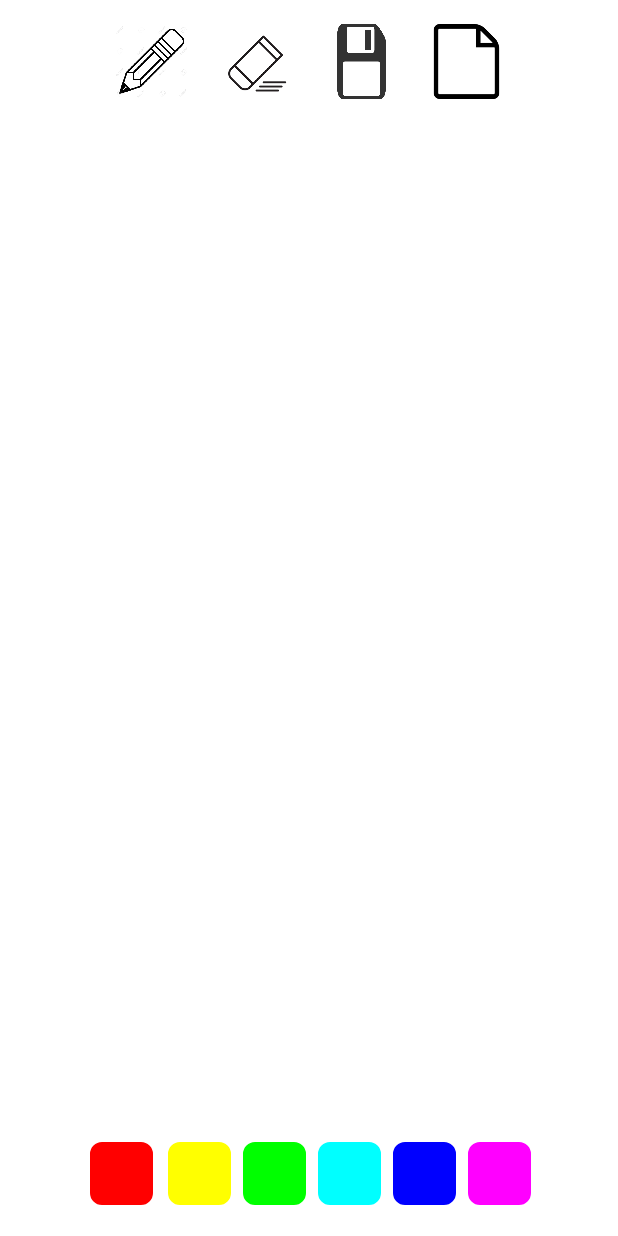
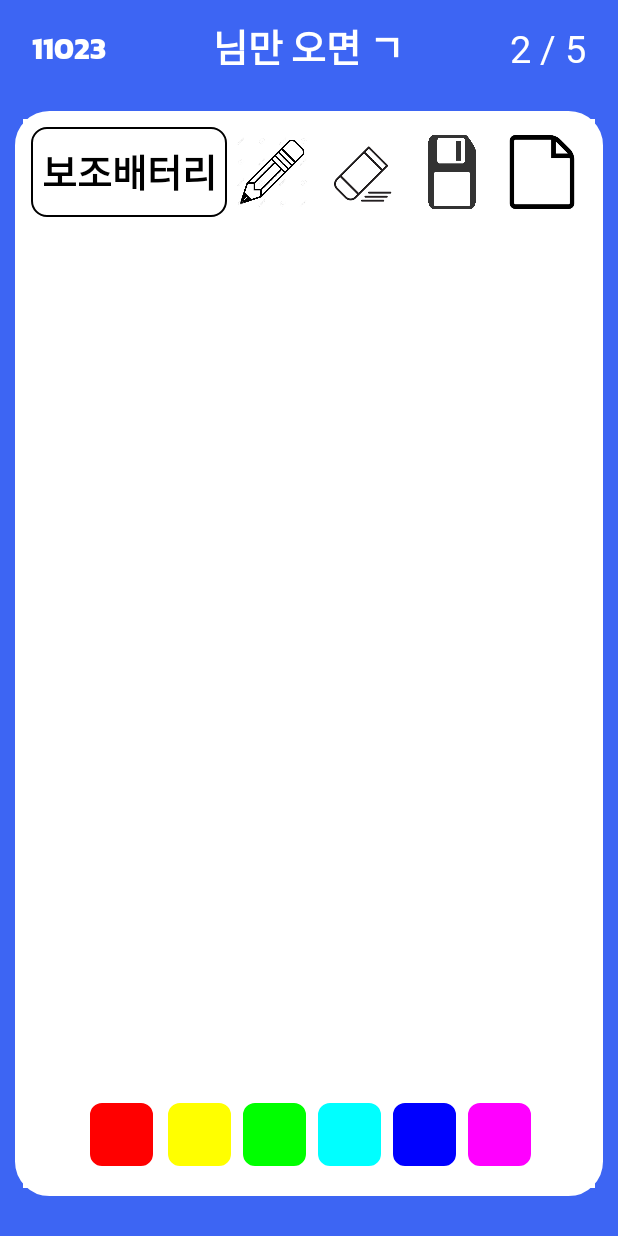
Before and after one commit to endeoddl19/drawing-board, an Android app: the layout activity_main.xml on its own in the app's theme, with its tools: preview values and no code run, on a phone screen of 412 x 824 dp. Run offline under Robolectric (Android 15) with nearby library versions, the light colour scheme and no system bars.

Commit message:
menu ui 개선, 기능 추가

```diff
--- a/Drawing_Board/app/src/main/java/com/example/drawing_board/LaunchActivity.java
+++ b/Drawing_Board/app/src/main/java/com/example/drawing_board/LaunchActivity.java
@@ -15,7 +15,7 @@ public class LaunchActivity extends AppCompatActivity {
         setContentView(R.layout.activity_launch);
 
         new Handler().postDelayed(()->{
-                startActivity(new Intent(this, MainActivity.class));
+                startActivity(new Intent(this, Menu.class));
                 finish();
             },splash);
     }
--- a/Drawing_Board/app/src/main/java/com/example/drawing_board/MainActivity.java
+++ b/Drawing_Board/app/src/main/java/com/example/drawing_board/MainActivity.java
@@ -10,6 +10,7 @@ import android.view.MenuItem;
 import android.view.View;
 import android.widget.ImageButton;
 import android.widget.LinearLayout;
+import android.widget.TextView;
 import android.widget.Toast;
 
 import java.util.UUID;
@@ -18,6 +19,7 @@ public class MainActivity extends AppCompatActivity implements View.OnClickListe
 
     private ImageButton currPaint, pancel,clear,erase,save;
     private DrawingView drawView;
+    private TextView word;
 
     @Override
     protected void onCreate(Bundle savedInstanceState) {
--- a/Drawing_Board/app/src/main/java/com/example/drawing_board/Menu.java
+++ b/Drawing_Board/app/src/main/java/com/example/drawing_board/Menu.java
@@ -3,6 +3,7 @@ package com.example.drawing_board;
 import androidx.annotation.NonNull;
 import androidx.appcompat.app.AppCompatActivity;
 
+import android.content.Intent;
 import android.os.Bundle;
 import android.view.LayoutInflater;
 import android.view.View;
@@ -10,6 +11,7 @@ import android.view.ViewGroup;
 import android.widget.Adapter;
 import android.widget.AdapterView;
 import android.widget.ImageView;
+import android.widget.LinearLayout;
 import android.widget.TextView;
 
 import androidx.recyclerview.widget.RecyclerView;
@@ -26,6 +28,7 @@ public class Menu extends AppCompatActivity {
     private ArrayList<Integer> roomList;
     private TextView room_id, room_name, players;
     private ImageView key;
+    private LinearLayout room;
 
     @Override
     protected void onCreate(Bundle savedInstanceState) {
@@ -34,9 +37,19 @@ public class Menu extends AppCompatActivity {
         recyclerview = findViewById(R.id.room_list);
         recyclerview.setLayoutManager(layoutManager);
         recyclerview.setHasFixedSize(true);
-
         roomList = new ArrayList<>();
         recyclerview.setAdapter(adapter);
+
+        room = findViewById(R.id.room);
+        room_id = findViewById(R.id.room_id);
+        String str_room_id = room_id.toString();
+        room_name = findViewById(R.id.room_name);
+        String str_room_name = room_name.toString();
+        room.setOnClickListener(view -> {
+            Intent intent = new Intent(getApplicationContext(), MainActivity.class);
+            intent.putExtra("room_id",str_room_id);
+            intent.putExtra("room_name",str_room_name);
+        });
     }
 
 
--- /dev/null
+++ b/Drawing_Board/app/src/main/res/drawable-v24/main_bound.xml
@@ -0,0 +1,14 @@
+<?xml version="1.0" encoding="utf-8"?>
+<shape xmlns:android="http://schemas.android.com/apk/res/android" android:shape="rectangle" >
+    <corners
+        android:radius="15dp"
+        />
+    <size
+        android:width="100dp"
+        android:height="180dp"
+        />
+    <stroke
+        android:width="15dp"
+        android:color="#ffffff"
+        />
+</shape>
--- a/Drawing_Board/app/src/main/res/layout/activity_main.xml
+++ b/Drawing_Board/app/src/main/res/layout/activity_main.xml
@@ -9,36 +9,104 @@
         android:layout_width="match_parent"
         android:layout_height="match_parent"
         android:weightSum="1"
+        android:background="#3d65f3"
         android:orientation="vertical">
         <LinearLayout
             android:layout_width="match_parent"
             android:layout_height="0dp"
-            android:layout_weight=".1"
+            android:layout_weight=".08"
             android:orientation="horizontal"
             android:gravity="center">
+            <TextView
+                android:id="@+id/room_id"
+                android:layout_width="0dp"
+                android:layout_height="match_parent"
+                android:layout_weight=".225"
+                android:text="11023"
+                android:gravity="center"
+                android:textColor="#ffffff"
+                android:fontFamily="@font/kanit_bold"
+                android:layout_gravity="center_vertical"
+                android:textSize="20sp"/>
+            <TextView
+                android:id="@+id/room_name"
+                android:layout_width="0dp"
+                android:layout_weight=".55"
+                android:layout_height="match_parent"
+                android:text="님만 오면 ㄱ"
+                android:gravity="center"
+                android:textColor="#ffffff"
+                android:fontFamily="@font/kanit_bold"
+                android:layout_gravity="center_vertical"
+                android:textSize="25sp"/>
+            <TextView
+                android:id="@+id/players"
+                android:layout_width="0dp"
+                android:layout_height="match_parent"
+                android:layout_weight=".225"
+                android:text="2 / 5"
+                android:fontFamily="@font/blackhansans_regular"
+                android:gravity="center"
+                android:textColor="#ffffff"
+                android:textSize="25sp"/>
+        </LinearLayout>
+        <LinearLayout
+            android:layout_width="match_parent"
+            android:layout_height="0dp"
+            android:orientation="vertical"
+            android:layout_weight=".9"
+            android:padding="5dp"
+            android:layout_margin="10dp"
+            android:background="@drawable/main_bound"
+            android:weightSum="1">
+            <LinearLayout
+                android:layout_width="match_parent"
+                android:layout_height="0dp"
+                android:layout_weight=".1"
+                android:padding="5dp"
+                android:orientation="horizontal"
+                android:background="#ffffff"
+                android:weightSum="1"
+                android:gravity="center">
+                <TextView
+                    android:id="@+id/word"
+                    android:layout_width="0dp"
+                    android:layout_height="match_parent"
+                    android:layout_weight=".4"
+                    android:text="보조배터리"
+                    android:gravity="center"
+                    android:padding="5dp"
+                    android:textColor="#000000"
+                    android:fontFamily="@font/kanit_bold"
+                    android:textSize="25sp"
+                    android:background="@drawable/roundbutton"/>
                 <ImageButton
                     android:id="@+id/pancel"
-                android:layout_margin="10dp"
-                android:layout_width="50dp"
-                android:layout_height="50dp"
+                    android:layout_margin="5dp"
+                    android:layout_width="0dp"
+                    android:layout_height="match_parent"
+                    android:layout_weight=".15"
                     android:background="@drawable/pancel"/>
                 <ImageButton
                     android:id="@+id/eraser"
-                android:layout_margin="10dp"
-                android:layout_width="50dp"
-                android:layout_height="50dp"
+                    android:layout_margin="5dp"
+                    android:layout_width="0dp"
+                    android:layout_height="match_parent"
+                    android:layout_weight=".15"
                     android:background="@drawable/eraser"/>
                 <ImageButton
                     android:id="@+id/save"
-                android:layout_margin="10dp"
-                android:layout_width="50dp"
-                android:layout_height="50dp"
+                    android:layout_margin="5dp"
+                    android:layout_width="0dp"
+                    android:layout_height="match_parent"
+                    android:layout_weight=".15"
                     android:background="@drawable/save"/>
                 <ImageButton
                     android:id="@+id/clear"
-                android:layout_margin="10dp"
-                android:layout_width="50dp"
-                android:layout_height="50dp"
+                    android:layout_margin="5dp"
+                    android:layout_width="0dp"
+                    android:layout_height="match_parent"
+                    android:layout_weight=".15"
                     android:background="@drawable/clear"/>
             </LinearLayout>
             <com.example.drawing_board.DrawingView
@@ -53,6 +121,7 @@
                 android:layout_height="0dp"
                 android:layout_weight=".1"
                 android:orientation="horizontal"
+                android:background="#ffffff"
                 android:gravity="center">
                 <ImageButton
                     android:onClick="paintClicked"
@@ -99,4 +168,5 @@
                     android:tag="#FF00FF"/>
             </LinearLayout>
         </LinearLayout>
+    </LinearLayout>
 </androidx.constraintlayout.widget.ConstraintLayout>
--- a/Drawing_Board/app/src/main/res/layout/activity_menu.xml
+++ b/Drawing_Board/app/src/main/res/layout/activity_menu.xml
@@ -26,7 +26,7 @@
                 android:layout_height="30dp"
                 android:src="@drawable/search"/>
             <TextView
-                android:id="@id/search"
+                android:id="@+id/search"
                 android:layout_width="0dp"
                 android:layout_weight=".85"
                 android:layout_height="match_parent"
```
Lines whose indentation alone changed are shown as unchanged.
